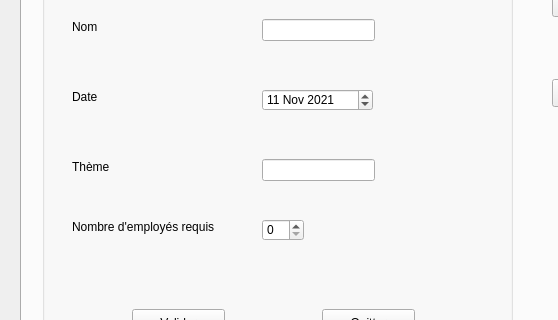
Qt form GestionEvenements/gestionevenements.ui (NarimenAz/SmartPark2A25) before a commit; both pictures show x 0 to 558 and y 177 to 497 of the 1142 by 693 pixel window.
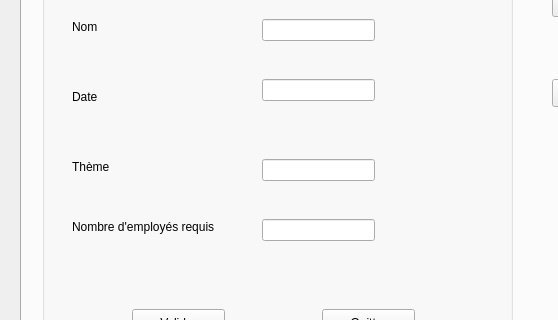
The same form after that commit.

Diff of the .ui file:
```diff
--- a/GestionEvenements/gestionevenements.ui
+++ b/GestionEvenements/gestionevenements.ui
@@ -137,26 +137,6 @@
         <string>Date</string>
        </property>
       </widget>
-      <widget class="QDateEdit" name="dateEdit">
-       <property name="geometry">
-        <rect>
-         <x>220</x>
-         <y>200</y>
-         <width>111</width>
-         <height>22</height>
-        </rect>
-       </property>
-       <property name="dateTime">
-        <datetime>
-         <hour>0</hour>
-         <minute>0</minute>
-         <second>0</second>
-         <year>2021</year>
-         <month>11</month>
-         <day>11</day>
-        </datetime>
-       </property>
-      </widget>
       <widget class="QLabel" name="label_4">
        <property name="geometry">
         <rect>
@@ -170,11 +150,11 @@
         <string>Thème</string>
        </property>
       </widget>
-      <widget class="QLineEdit" name="lineEdit_Theme">
+      <widget class="QLineEdit" name="lineEdit_Date">
        <property name="geometry">
         <rect>
          <x>220</x>
-         <y>270</y>
+         <y>190</y>
          <width>113</width>
          <height>22</height>
         </rect>
@@ -193,16 +173,6 @@
         <string>Nombre d'employés requis</string>
        </property>
       </widget>
-      <widget class="QSpinBox" name="NbEmployes">
-       <property name="geometry">
-        <rect>
-         <x>220</x>
-         <y>330</y>
-         <width>42</width>
-         <height>22</height>
-        </rect>
-       </property>
-      </widget>
       <widget class="QPushButton" name="pb_ajouter">
        <property name="geometry">
         <rect>
@@ -235,6 +205,26 @@
         <string>Quitter</string>
        </property>
       </widget>
+      <widget class="QLineEdit" name="lineEdit_Theme">
+       <property name="geometry">
+        <rect>
+         <x>220</x>
+         <y>270</y>
+         <width>113</width>
+         <height>22</height>
+        </rect>
+       </property>
+      </widget>
+      <widget class="QLineEdit" name="lineEdit_NbEmployes">
+       <property name="geometry">
+        <rect>
+         <x>220</x>
+         <y>330</y>
+         <width>113</width>
+         <height>22</height>
+        </rect>
+       </property>
+      </widget>
      </widget>
      <widget class="QPushButton" name="pushButton_4">
       <property name="geometry">
```
